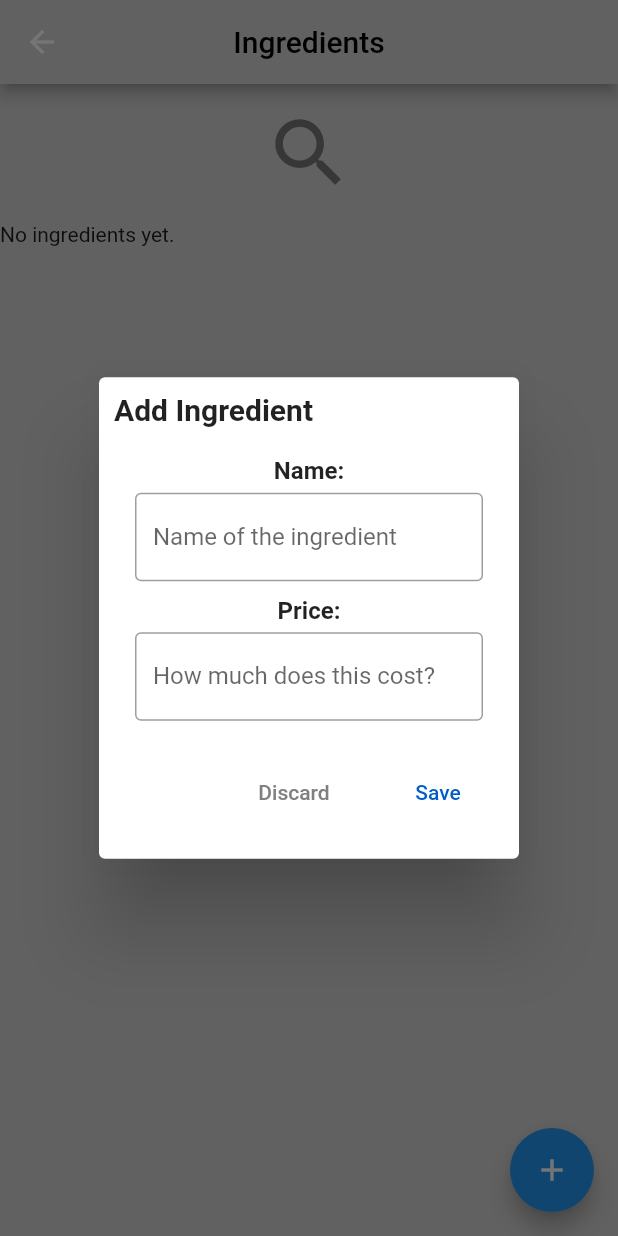
After one commit to AXT940/RecipeBookApp, a Flutter app: the IngredientList screen opened directly, after a tap on the "add" icon, on a phone screen of 412 x 824 dp. The commit adds this screen. Run offline on Flutter 3.47's test engine with Material 2 defaults, Android fonts, the phone set to English and light mode, and no system bars; our stand-ins replace sqflite, sqflite_common_ffi; accounts and stored records are empty.

Commit message:
Database interaction and design created

```diff
--- /dev/null
+++ b/recipe_book_application/lib/database_manager.dart
@@ -0,0 +1,93 @@
+import 'package:path/path.dart';
+import 'package:sqflite/sqflite.dart';
+import 'package:sqflite_common_ffi/sqflite_ffi.dart';
+import 'package:flutter/widgets.dart';
+
+import 'package:recipe_book_application/type.dart';
+
+class DatabaseManager {
+  DatabaseManager._();
+
+  static Future<void> _initDatabase(Database database) async {
+    database.execute(
+        'CREATE TABLE IF NOT EXISTS ${Recipe.tableName}(id INTEGER PRIMARY KEY, title TEXT NOT NULL UNIQUE, method BLOB NOT NULL, description TEXT, length INT);');
+    database.execute(
+        'CREATE TABLE IF NOT EXISTS ${Ingredient.tableName}(id INTEGER PRIMARY KEY, name TEXT NOT NULL UNIQUE, price NUM);');
+    database.execute(
+        'CREATE TABLE IF NOT EXISTS ${Category.tableName}(id INTEGER PRIMARY KEY, type TEXT NOT NULL UNIQUE UNIQUE);');
+    database.execute(
+        'CREATE TABLE IF NOT EXISTS RecipeIngredients(id INTEGER PRIMARY KEY, recipe_id INTEGER NOT NULL, ingredients_id INTEGER NOT NULL, FOREIGN KEY(recipe_id) REFERENCES Recipes(id), FOREIGN KEY(ingredients_id) REFERENCES Ingredients(id));');
+    database.execute(
+        'CREATE TABLE IF NOT EXISTS RecipeCategories(id INTEGER PRIMARY KEY, recipe_id INTEGER NOT NULL, categories_id INTEGER NOT NULL, FOREIGN KEY(recipe_id) REFERENCES Recipes(id), FOREIGN KEY(categories_id) REFERENCES Categories(id));');
+  }
+
+  static Future<Database> _openDB() async {
+    WidgetsFlutterBinding.ensureInitialized();
+    final path = await getDatabasesPath();
+    return openDatabase(join(path, 'RecipeBook_database.db'), onOpen: (db) {},
+        onCreate: (db, version) async {
+      await _initDatabase(db);
+    }, version: 1);
+  }
+
+  //Recipes
+  static Future<void> addRecipe(Recipe object) async {
+    final database = await _openDB();
+    await database.insert(Recipe.tableName, object.toMap(),
+        conflictAlgorithm: ConflictAlgorithm.replace);
+  }
+
+  static Future<List<Recipe>> retrieveRecipes() async {
+    final database = await _openDB();
+    final List<Map<String, dynamic>> records =
+        await database.query(Recipe.tableName);
+    return List.generate(records.length, (index) {
+      return Recipe(
+          title: records[index]['title'],
+          method: records[index]['method'],
+          description: records[index]['description'],
+          length: records[index]['length'],
+          serves: records[index]['serves']);
+    });
+  }
+
+  //Ingredients
+  static Future<void> addIngredient(Ingredient object) async {
+    final database = await _openDB();
+    await database.insert(Ingredient.tableName, object.toMap(),
+        conflictAlgorithm: ConflictAlgorithm.replace);
+  }
+
+  static Future<List<Ingredient>> retrieveIngredients() async {
+    final database = await _openDB();
+    final List<Map<String, dynamic>> records =
+        await database.query(Ingredient.tableName);
+    return List.generate(records.length, (index) {
+      print(
+          "Name ${records[index]['name']} Price ${records[index]['price']} Price Type ${records[index]['price'].runtimeType}");
+      double value = 0;
+      if (records[index]['price'].runtimeType == int) {
+        value = 0.0;
+      } else {
+        value = records[index]['price'];
+      }
+      return Ingredient(name: records[index]['name'], price: value);
+    });
+  }
+
+  //Categories
+  static Future<void> addCategory(Category object) async {
+    final database = await _openDB();
+    await database.insert(Category.tableName, object.toMap(),
+        conflictAlgorithm: ConflictAlgorithm.replace);
+  }
+
+  static Future<List<Category>> retrieveCategories() async {
+    final database = await _openDB();
+    final List<Map<String, dynamic>> records =
+        await database.query(Category.tableName);
+    return List.generate(records.length, (index) {
+      return Category(type: records[index]['type']);
+    });
+  }
+}
--- /dev/null
+++ b/recipe_book_application/lib/ingredients.dart
@@ -0,0 +1,257 @@
+import 'package:flutter/material.dart';
+
+import 'package:recipe_book_application/type.dart';
+import 'package:recipe_book_application/database_manager.dart';
+import 'package:sqflite_common_ffi/sqflite_ffi.dart';
+
+class IngredientList extends StatefulWidget {
+  const IngredientList({super.key, required this.title});
+  final String title;
+
+  @override
+  State<IngredientList> createState() => _IngredientListState();
+}
+
+class _IngredientListState extends State<IngredientList> {
+  final TextEditingController _nameInputController = TextEditingController();
+  final TextEditingController _priceInputController = TextEditingController();
+
+  List<Ingredient> _data = [];
+  late ListView _listView = _createEmptyList();
+
+  bool _isNumeric(String s) {
+    return double.tryParse(s) != null;
+  }
+
+  AlertDialog _addIngredientDialog() {
+    return AlertDialog(
+      title: const Text("Add Ingredient",
+          style: TextStyle(fontWeight: FontWeight.bold)),
+      titlePadding: const EdgeInsets.only(left: 10, top: 10),
+      content: SingleChildScrollView(
+          physics: const BouncingScrollPhysics(),
+          child: Column(
+            mainAxisAlignment: MainAxisAlignment.start,
+            children: [
+              const Text(
+                "Name:",
+                style: TextStyle(fontWeight: FontWeight.bold),
+                textAlign: TextAlign.left,
+              ),
+              const Padding(padding: EdgeInsets.only(bottom: 5)),
+              TextFormField(
+                controller: _nameInputController,
+                decoration: const InputDecoration(
+                    border: OutlineInputBorder(),
+                    labelText: "Name of the ingredient"),
+                onSaved: (String? value) {
+                  print(value);
+                },
+                validator: (String? value) {
+                  return (value == null)
+                      ? 'Enter a name for the ingredient'
+                      : null;
+                },
+                textCapitalization: TextCapitalization.sentences,
+              ),
+              const Padding(padding: EdgeInsets.only(bottom: 10)),
+              const Text(
+                "Price:",
+                style: TextStyle(fontWeight: FontWeight.bold),
+                textAlign: TextAlign.left,
+              ),
+              const Padding(padding: EdgeInsets.only(bottom: 5)),
+              TextFormField(
+                controller: _priceInputController,
+                keyboardType:
+                    const TextInputType.numberWithOptions(decimal: true),
+                decoration: const InputDecoration(
+                    border: OutlineInputBorder(),
+                    labelText: "How much does this cost?"),
+                onSaved: (String? value) {
+                  print(value);
+                },
+                validator: (String? value) {
+                  return (value != null && !_isNumeric(value))
+                      ? 'Please enter a number'
+                      : null;
+                },
+              ),
+            ],
+          )),
+      actions: [
+        MaterialButton(
+          padding: const EdgeInsets.all(5),
+          onPressed: () {
+            _nameInputController.text = "";
+            _priceInputController.text = "";
+            Navigator.pop(context);
+          },
+          child: Text(
+            "Discard",
+            style: TextStyle(color: discardButtonColour),
+          ),
+        ),
+        MaterialButton(
+          padding: const EdgeInsets.all(5),
+          onPressed: () async {
+            Ingredient ingredient = Ingredient(
+              name: _nameInputController.text,
+              price: double.tryParse(_priceInputController.text) ?? 00.00,
+            );
+            await DatabaseManager.addIngredient(ingredient);
+            _nameInputController.text = "";
+            _priceInputController.text = "";
+            Navigator.pop(context);
+          },
+          child: const Text(
+            "Save",
+            style: TextStyle(color: Color.fromARGB(255, 0, 93, 199)),
+          ),
+        )
+      ],
+      actionsPadding: const EdgeInsets.only(left: 5, bottom: 20, right: 10),
+    );
+  }
+
+  ListView _createEmptyList() {
+    return ListView(
+      // crossAxisAlignment: CrossAxisAlignment.center,
+      // mainAxisAlignment: MainAxisAlignment.center,
+      physics: const AlwaysScrollableScrollPhysics(),
+      children: const [
+        Padding(
+          padding: EdgeInsets.only(top: 16),
+        ),
+        Icon(
+          Icons.search,
+          color: Color.fromARGB(255, 119, 119, 119),
+          size: 60,
+        ),
+        Padding(
+          padding: EdgeInsets.only(top: 16),
+        ),
+        Text(
+          'No ingredients yet.',
+        )
+      ],
+    );
+  }
+
+  Future<void> _getIngredientData() async {
+    try {
+      _data = await DatabaseManager.retrieveIngredients();
+    } on DatabaseException {
+      _data = [];
+    }
+    _refreshListView();
+  }
+
+  Future<void> _refreshListView() async {
+    if (_data.isEmpty) {
+      _listView = _createEmptyList();
+    }
+
+    _listView = ListView.builder(
+      itemCount: _data.length,
+      itemBuilder: (BuildContext context, int index) {
+        Ingredient ingredient = _data[index];
+        return IngredientCard(ingredient: ingredient);
+      },
+      padding: const EdgeInsets.all(10),
+      physics: const AlwaysScrollableScrollPhysics(),
+    );
+  }
+
+  @override
+  Widget build(BuildContext context) {
+    _getIngredientData();
+    return Scaffold(
+      backgroundColor: backgroundColour,
+      appBar: AppBar(
+        centerTitle: true,
+        title: const Text(
+          "Ingredients",
+          style: TextStyle(color: Color.fromARGB(255, 0, 0, 0)),
+        ),
+        backgroundColor: backgroundColour,
+      ),
+      body: RefreshIndicator(
+        child: _listView,
+        onRefresh: _refreshListView,
+      ),
+      floatingActionButton: FloatingActionButton(
+        child: const Icon(Icons.add),
+        onPressed: () => showDialog<String>(
+            context: context,
+            builder: (BuildContext context) {
+              return _addIngredientDialog();
+            }),
+      ),
+    );
+  }
+}
+
+class IngredientCard extends StatefulWidget {
+  const IngredientCard({super.key, required this.ingredient});
+  final Ingredient ingredient;
+
+  @override
+  State<IngredientCard> createState() => _IngredientCardState();
+}
+
+class _IngredientCardState extends State<IngredientCard> {
+  @override
+  Widget build(BuildContext context) {
+    return Card(
+        child: ListTile(
+      title: Text(
+        widget.ingredient.name,
+        style: const TextStyle(fontWeight: FontWeight.bold),
+      ),
+      subtitle: Text("£${widget.ingredient.price}",
+          style: const TextStyle(color: Color.fromARGB(255, 170, 169, 169))),
+      onTap: () {
+        Navigator.push(context,
+            MaterialPageRoute<Widget>(builder: (BuildContext context) {
+          return Scaffold(
+            appBar: AppBar(
+                title: Text(
+              widget.ingredient.name,
+            )),
+            body: Center(
+              child: Column(
+                children: [
+                  Row(
+                    children: [
+                      const Text(
+                        "Name:  ",
+                        style: TextStyle(
+                            fontWeight: FontWeight.bold, fontSize: 16),
+                      ),
+                      Text(widget.ingredient.name,
+                          style: const TextStyle(fontSize: 16)),
+                    ],
+                  ),
+                  Row(
+                    children: [
+                      const Text(
+                        "Price:  ",
+                        style: TextStyle(
+                            fontWeight: FontWeight.bold, fontSize: 16),
+                      ),
+                      Text("£${widget.ingredient.price}",
+                          style: const TextStyle(fontSize: 16)),
+                    ],
+                  )
+                ],
+              ),
+            ),
+          );
+        }));
+      },
+      tileColor: const Color.fromARGB(255, 255, 255, 255),
+      shape: RoundedRectangleBorder(borderRadius: BorderRadius.circular(10)),
+    ));
+  }
+}
--- a/recipe_book_application/lib/recipes.dart
+++ b/recipe_book_application/lib/recipes.dart
@@ -1,5 +1,6 @@
 import 'package:flutter/material.dart';
 import 'package:flutter/services.dart';
+
 import 'package:recipe_book_application/type.dart';
 
 class RecipeList extends StatefulWidget {
@@ -114,7 +115,7 @@ class _RecipeCardState extends State<RecipeCard> {
     return Center(
       child: ListView(
         physics: const BouncingScrollPhysics(),
-        children: [],
+        children: const [],
       ),
     );
   }
--- a/recipe_book_application/lib/type.dart
+++ b/recipe_book_application/lib/type.dart
@@ -10,8 +10,11 @@ Color mealPlanColour = const Color.fromARGB(255, 105, 0, 175);
 
 Color bannerColour = const Color.fromARGB(255, 177, 124, 11);
 
+Color discardButtonColour = const Color.fromARGB(255, 128, 128, 128);
+
 class Recipe {
-  final int id;
+  static const String tableName = "Recipes";
+
   final String title;
   final String method;
   final String description;
@@ -19,16 +22,14 @@ class Recipe {
   final int serves;
 
   const Recipe(
-      {required this.id,
-      required this.title,
+      {required this.title,
       required this.method,
       required this.length,
       required this.serves,
       this.description = ""});
 
   Recipe.fromMap(Map<String, dynamic> recipe)
-      : id = recipe['id'],
-        title = recipe['title'],
+      : title = recipe['title'],
         method = recipe['method'],
         description = recipe['description'],
         length = recipe['length'],
@@ -36,7 +37,6 @@ class Recipe {
 
   Map<String, Object> toMap() {
     return {
-      'id': id,
       'title': title,
       'method': method,
       'description': description,
@@ -47,10 +47,32 @@ class Recipe {
 }
 
 class Ingredient {
-  final int id;
-  final String title;
-  final String description;
+  final String name;
+  final double price;
 
-  const Ingredient(
-      {required this.id, required this.title, this.description = ""});
+  static const String tableName = "Ingredients";
+
+  const Ingredient({required this.name, this.price = 0.0});
+
+  Ingredient.fromMap(Map<String, dynamic> ingredient)
+      : name = ingredient['name'],
+        price = ingredient['price'];
+
+  Map<String, Object> toMap() {
+    return {'name': name, 'price': price};
+  }
 }
+
+class Category {
+  final String type;
+
+  static const String tableName = "Categories";
+
+  const Category({required this.type});
+
+  Category.fromMap(Map<String, dynamic> category) : type = category['type'];
+
+  Map<String, Object> toMap() {
+    return {'type': type};
+  }
+}
--- a/recipe_book_application/pubspec.yaml
+++ b/recipe_book_application/pubspec.yaml
@@ -17,6 +17,7 @@ dev_dependencies:
   flutter_test:
     sdk: flutter
   flutter_lints: ^2.0.0
+  test: ^1.24.1
 
 flutter:
   uses-material-design: true
```
Also changed, not shown: recipe_book_application/lib/add_recipe_form.dart (added, +54 -0 lines), recipe_book_application/lib/databaseManager.dart (deleted, +0 -33 lines), recipe_book_application/lib/main.dart (+69 -1 lines), img/RecipeAppDatabases.png, recipe_book_application/pubspec.lock, 2 other files.
